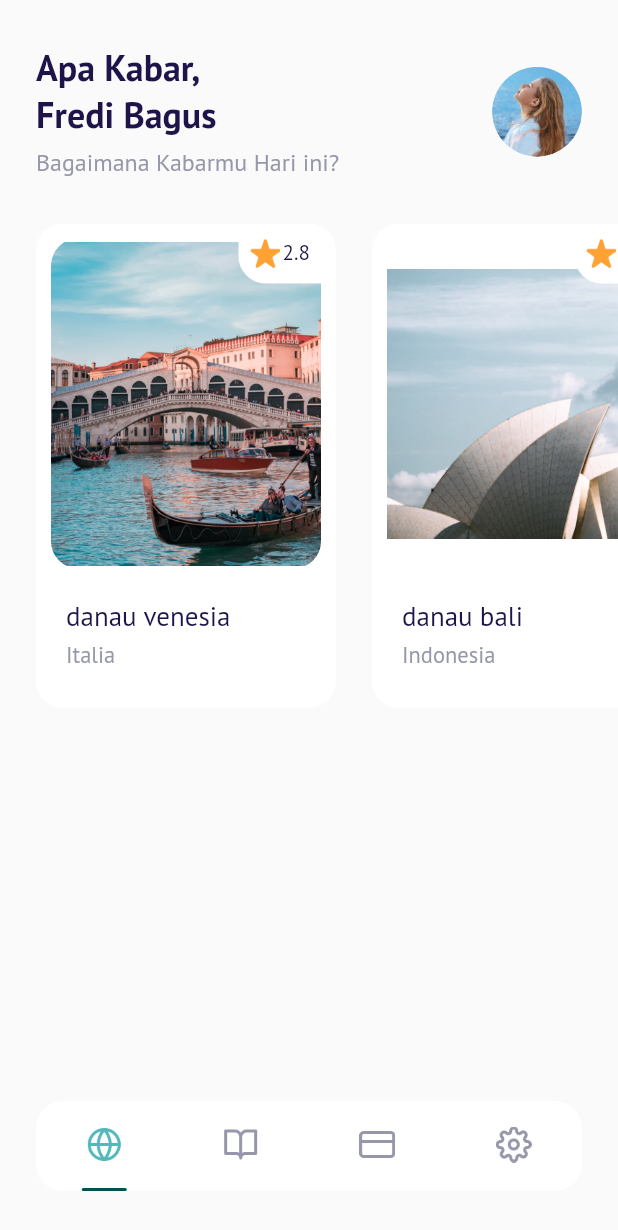
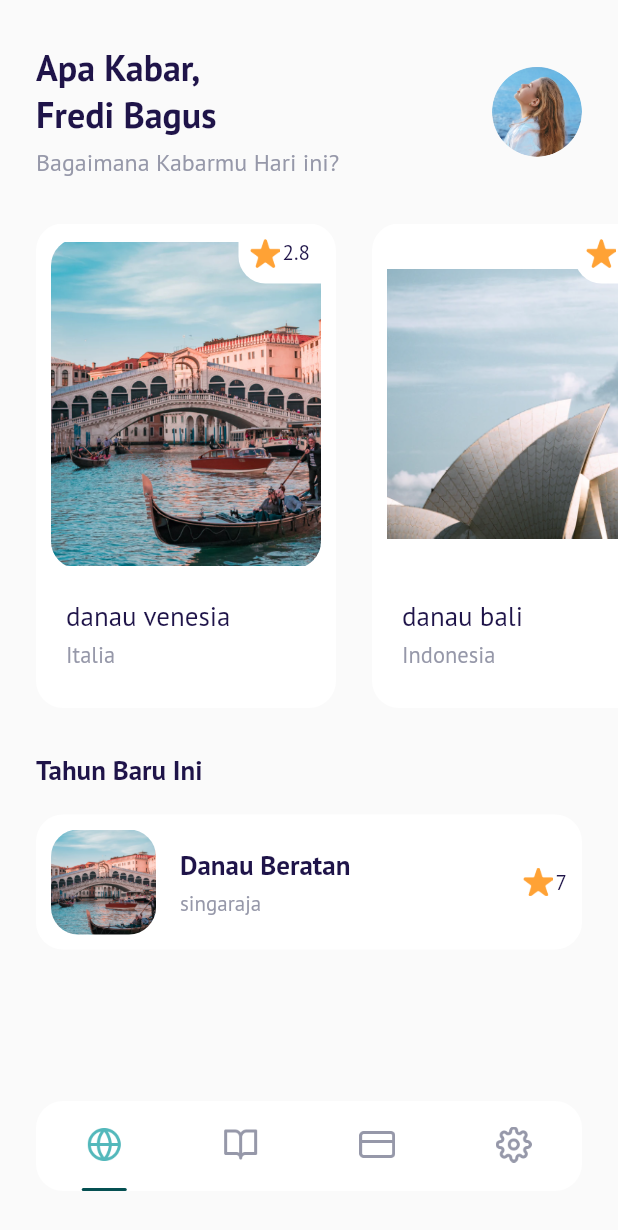
Before and after one commit to fredibagus12/terbangin-apps, a Flutter app: the MainPage screen opened by its route, on a phone screen of 412 x 824 dp. Shown: the top 1230 px of the screen. Run offline on Flutter 3.47's test engine with Material 2 defaults, Android fonts, the phone set to English and light mode, and no system bars; our stand-ins replace google_fonts.

Commit message:
Slicing Home - Bagian New Destinations 1

```diff
--- a/terbangin/lib/ui/pages/home_page.dart
+++ b/terbangin/lib/ui/pages/home_page.dart
@@ -2,7 +2,8 @@
 
 import 'package:flutter/material.dart';
 import 'package:terbangin/shared/theme.dart';
-import 'package:terbangin/ui/pages/destination_card.dart';
+import 'package:terbangin/ui/widget/destination_card.dart';
+import 'package:terbangin/ui/widget/destination_tile.dart';
 
 class HomePage extends StatelessWidget {
   const HomePage({Key? key}) : super(key: key);
@@ -128,10 +129,35 @@ class HomePage extends StatelessWidget {
       );
     }
 
+    // ignore: non_constant_identifier_names
+    Widget NewDestinations() {
+      return Container(
+        margin: EdgeInsets.only(
+          top: 30,
+          left: defaultMargin,
+          right: defaultMargin,
+        ),
+        child: Column(
+          crossAxisAlignment: CrossAxisAlignment.start,
+          children: [
+            Text(
+              'Tahun Baru Ini',
+              style: blackTextStyle.copyWith(
+                fontSize: 18,
+                fontWeight: semiBold,
+              ),
+            ),
+            DestinationTile(),
+          ],
+        ),
+      );
+    }
+
     return ListView(
       children: [
         header(),
         popularDestinations(),
+        NewDestinations(),
       ],
     );
   }
--- /dev/null
+++ b/terbangin/lib/ui/widget/destination_tile.dart
@@ -0,0 +1,90 @@
+import 'package:flutter/material.dart';
+import 'package:terbangin/shared/theme.dart';
+
+class DestinationTile extends StatelessWidget {
+  const DestinationTile({Key? key}) : super(key: key);
+
+  @override
+  Widget build(BuildContext context) {
+    return Container(
+      margin: const EdgeInsets.only(top: 18),
+      padding: const EdgeInsets.all(10),
+      decoration: BoxDecoration(
+        color: kWhiteColor,
+        borderRadius: BorderRadius.circular(18),
+      ),
+      child: Row(
+        children: [
+          Container(
+            width: 70,
+            height: 70,
+            margin: const EdgeInsets.only(right: 16),
+            decoration: BoxDecoration(
+              borderRadius: BorderRadius.circular(18),
+              // ignore: prefer_const_constructors
+              image: DecorationImage(
+                fit: BoxFit.cover,
+                image: const AssetImage(
+                  'assets/image_destination_1.png',
+                ),
+              ),
+            ),
+          ),
+          Expanded(
+            child: Column(
+              // ignore: prefer_const_literals_to_create_immutables
+              crossAxisAlignment: CrossAxisAlignment.start,
+              children: [
+                // ignore: prefer_const_constructors
+                Text(
+                  'Danau Beratan',
+                  style: blackTextStyle.copyWith(
+                    fontSize: 18,
+                    fontWeight: semiBold,
+                  ),
+                ),
+                // ignore: prefer_const_constructors
+                SizedBox(
+                  height: 5,
+                ),
+                // ignore: avoid_unnecessary_containers
+                Text(
+                  'singaraja',
+                  style: greyTextStyle.copyWith(
+                    fontWeight: light,
+                  ),
+                ),
+              ],
+            ),
+          ),
+          Row(
+            children: [
+              Container(
+                width: 20,
+                height: 20,
+                // ignore: prefer_const_constructors
+                margin: EdgeInsets.only(right: 2),
+                // ignore: prefer_const_constructors
+                decoration: BoxDecoration(
+                  // ignore: prefer_const_constructors
+                  image: DecorationImage(
+                    // ignore: prefer_const_constructors
+                    image: AssetImage(
+                      'assets/star.png',
+                    ),
+                  ),
+                ),
+              ),
+              Text(
+                '7',
+                style: blackTextStyle.copyWith(
+                  fontWeight: medium,
+                ),
+              ),
+            ],
+          ),
+        ],
+      ),
+    );
+  }
+}
```
Also changed, not shown: terbangin/lib/ui/widget/destination_card.dart (renamed from terbangin/lib/ui/pages/destination_card.dart).
